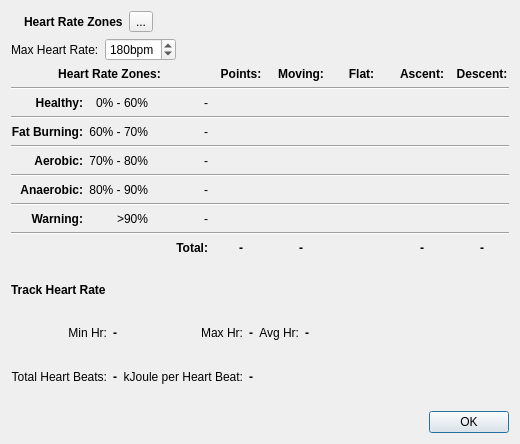
Old version of the form src/qmapshack/gis/trk/IHeartRateZonesDialog.ui in the repository kkarsten62/qmapshack.
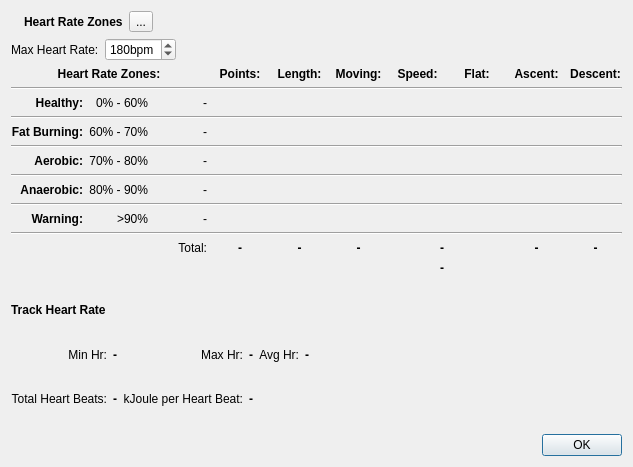
New version of the form. Icons and pictures are not drawn.

Commit message: Add length and speed.

```diff
--- a/src/qmapshack/gis/trk/IHeartRateZonesDialog.ui
+++ b/src/qmapshack/gis/trk/IHeartRateZonesDialog.ui
@@ -6,8 +6,8 @@
    <rect>
     <x>0</x>
     <y>0</y>
-    <width>520</width>
-    <height>444</height>
+    <width>633</width>
+    <height>467</height>
    </rect>
   </property>
   <property name="windowTitle">
@@ -173,7 +173,7 @@
          </property>
         </widget>
        </item>
-       <item row="0" column="7">
+       <item row="0" column="9">
         <widget class="QLabel" name="label_07">
          <property name="font">
           <font>
@@ -221,7 +221,7 @@
          </property>
         </widget>
        </item>
-       <item row="0" column="6">
+       <item row="0" column="8">
         <widget class="QLabel" name="label_06">
          <property name="font">
           <font>
@@ -247,7 +247,7 @@
          </property>
         </widget>
        </item>
-       <item row="3" column="0" colspan="8">
+       <item row="3" column="0" colspan="10">
         <widget class="Line" name="line_2">
          <property name="orientation">
           <enum>Qt::Horizontal</enum>
@@ -264,7 +264,7 @@
          </property>
         </widget>
        </item>
-       <item row="5" column="0" colspan="8">
+       <item row="5" column="0" colspan="10">
         <widget class="Line" name="line_3">
          <property name="orientation">
           <enum>Qt::Horizontal</enum>
@@ -281,7 +281,7 @@
          </property>
         </widget>
        </item>
-       <item row="12" column="4">
+       <item row="12" column="5">
         <widget class="QLabel" name="labelTotalMoving">
          <property name="font">
           <font>
@@ -300,7 +300,7 @@
          </property>
         </widget>
        </item>
-       <item row="12" column="6">
+       <item row="12" column="8">
         <widget class="QLabel" name="labelTotalAscent">
          <property name="font">
           <font>
@@ -319,7 +319,7 @@
          </property>
         </widget>
        </item>
-       <item row="7" column="0" colspan="8">
+       <item row="7" column="0" colspan="10">
         <widget class="Line" name="line_7">
          <property name="orientation">
           <enum>Qt::Horizontal</enum>
@@ -352,7 +352,7 @@
          </property>
         </widget>
        </item>
-       <item row="1" column="0" colspan="8">
+       <item row="1" column="0" colspan="10">
         <widget class="Line" name="line">
          <property name="orientation">
           <enum>Qt::Horizontal</enum>
@@ -369,14 +369,14 @@
          </property>
         </widget>
        </item>
-       <item row="9" column="0" colspan="8">
+       <item row="9" column="0" colspan="10">
         <widget class="Line" name="line_8">
          <property name="orientation">
           <enum>Qt::Horizontal</enum>
          </property>
         </widget>
        </item>
-       <item row="0" column="4">
+       <item row="0" column="5">
         <widget class="QLabel" name="label_04">
          <property name="font">
           <font>
@@ -402,7 +402,7 @@
          </property>
         </widget>
        </item>
-       <item row="12" column="7">
+       <item row="12" column="9">
         <widget class="QLabel" name="labelTotalDescent">
          <property name="font">
           <font>
@@ -440,7 +440,7 @@
          </property>
         </widget>
        </item>
-       <item row="11" column="0" colspan="8">
+       <item row="11" column="0" colspan="10">
         <widget class="Line" name="line_4">
          <property name="lineWidth">
           <number>1</number>
@@ -454,8 +454,8 @@
         <widget class="QLabel" name="label_23">
          <property name="font">
           <font>
-           <weight>75</weight>
-           <bold>true</bold>
+           <weight>50</weight>
+           <bold>false</bold>
           </font>
          </property>
          <property name="text">
@@ -506,7 +506,7 @@
          </property>
         </widget>
        </item>
-       <item row="0" column="5">
+       <item row="0" column="7">
         <widget class="QLabel" name="label_05">
          <property name="font">
           <font>
@@ -522,6 +522,92 @@
          </property>
         </widget>
        </item>
+       <item row="0" column="6">
+        <widget class="QLabel" name="label_7">
+         <property name="font">
+          <font>
+           <weight>75</weight>
+           <bold>true</bold>
+          </font>
+         </property>
+         <property name="text">
+          <string>Speed:</string>
+         </property>
+         <property name="alignment">
+          <set>Qt::AlignCenter</set>
+         </property>
+        </widget>
+       </item>
+       <item row="12" column="6">
+        <widget class="QLabel" name="labelSpeedMax">
+         <property name="font">
+          <font>
+           <weight>75</weight>
+           <bold>true</bold>
+          </font>
+         </property>
+         <property name="lineWidth">
+          <number>-3</number>
+         </property>
+         <property name="text">
+          <string>-</string>
+         </property>
+         <property name="alignment">
+          <set>Qt::AlignRight|Qt::AlignTrailing|Qt::AlignVCenter</set>
+         </property>
+        </widget>
+       </item>
+       <item row="0" column="4">
+        <widget class="QLabel" name="label_8">
+         <property name="font">
+          <font>
+           <weight>75</weight>
+           <bold>true</bold>
+          </font>
+         </property>
+         <property name="text">
+          <string>Length:</string>
+         </property>
+         <property name="alignment">
+          <set>Qt::AlignCenter</set>
+         </property>
+        </widget>
+       </item>
+       <item row="12" column="4">
+        <widget class="QLabel" name="labelTotalLength">
+         <property name="font">
+          <font>
+           <weight>75</weight>
+           <bold>true</bold>
+          </font>
+         </property>
+         <property name="lineWidth">
+          <number>-3</number>
+         </property>
+         <property name="text">
+          <string>-</string>
+         </property>
+         <property name="alignment">
+          <set>Qt::AlignCenter</set>
+         </property>
+        </widget>
+       </item>
+       <item row="13" column="6">
+        <widget class="QLabel" name="labelSpeedAvg">
+         <property name="font">
+          <font>
+           <weight>75</weight>
+           <bold>true</bold>
+          </font>
+         </property>
+         <property name="text">
+          <string>-</string>
+         </property>
+         <property name="alignment">
+          <set>Qt::AlignRight|Qt::AlignTrailing|Qt::AlignVCenter</set>
+         </property>
+        </widget>
+       </item>
       </layout>
      </item>
     </layout>
```
The commit also changes 2 other files.
